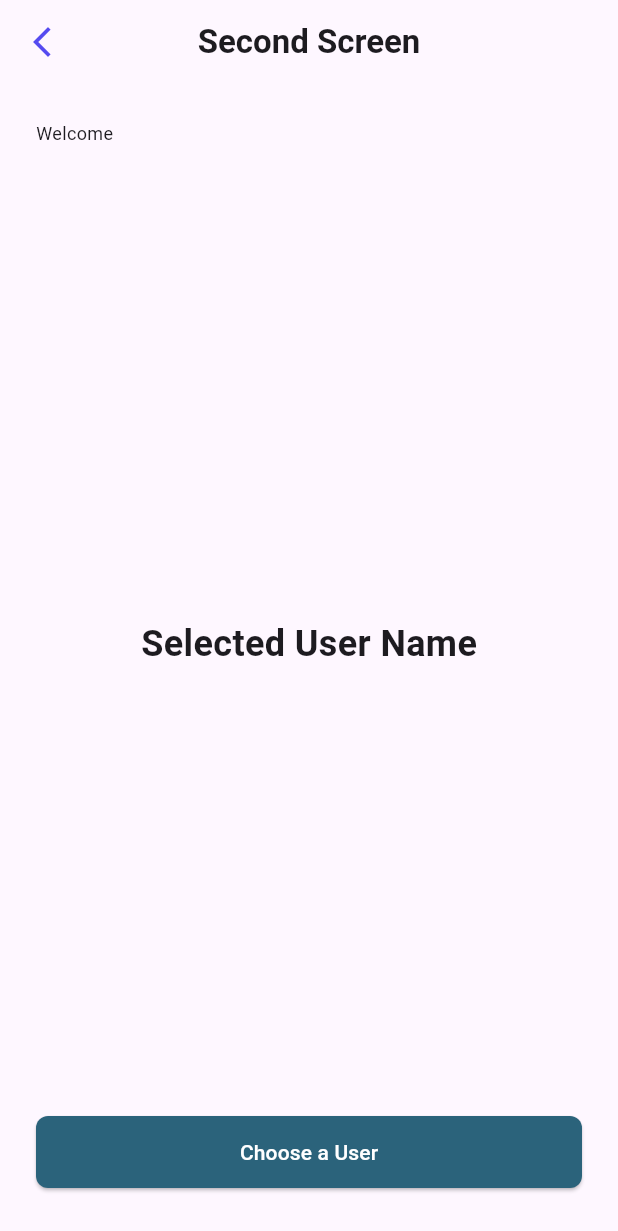
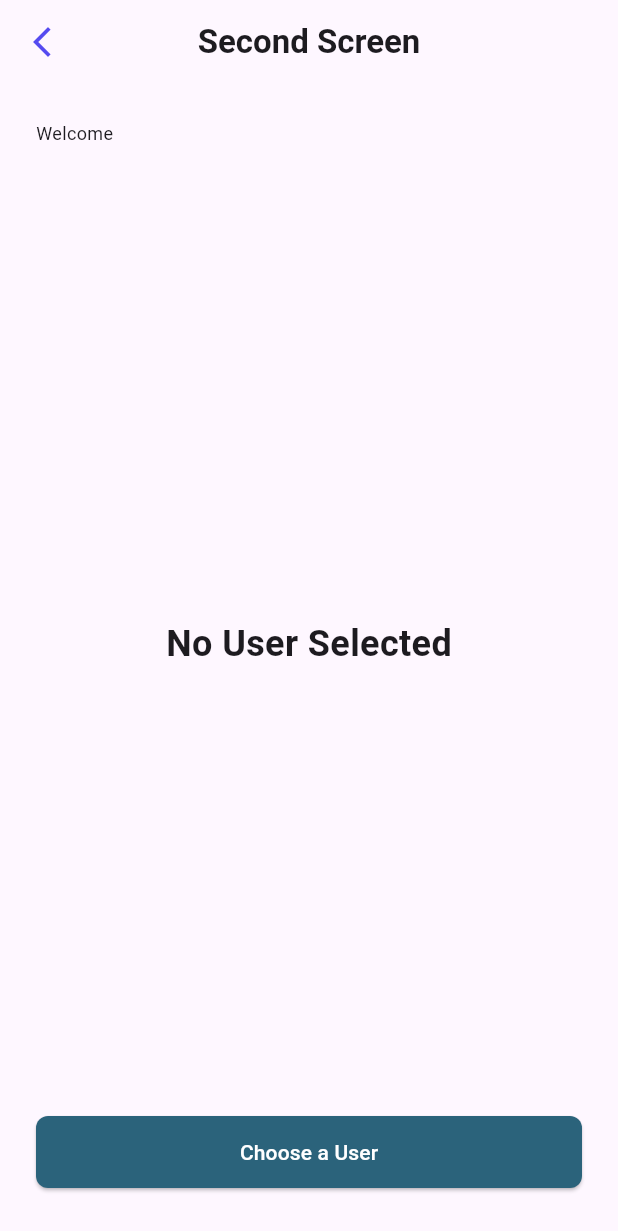
Before and after one commit to riVFerd/suitmedia-mobile-test, a Flutter app: the SecondScreen screen opened directly with empty values, on a phone screen of 412 x 824 dp. Shown: the top 1231 px of the screen. Run offline on Flutter 3.47's test engine with Material 3 defaults, Android fonts, the phone set to English and light mode, and no system bars; our stand-ins replace bloc, dio, flutter_bloc.

Commit message:
feat select and display user

```diff
--- /dev/null
+++ b/lib/logic/bloc/list_user_event.dart
@@ -0,0 +1,13 @@
+part of 'list_user_bloc.dart';
+
+@immutable
+abstract class ListUserEvent {}
+
+class FetchListUser extends ListUserEvent {
+  final int page;
+  final int pageSize;
+
+  FetchListUser(this.page, this.pageSize);
+}
+
+class ResetListUser extends ListUserEvent {}
--- /dev/null
+++ b/lib/logic/bloc/list_user_state.dart
@@ -0,0 +1,15 @@
+part of 'list_user_bloc.dart';
+
+@immutable
+abstract class ListUserState {}
+
+class ListUserInitial extends ListUserState {}
+
+class ListUserLoading extends ListUserState {}
+
+class ListUserLoaded extends ListUserState {
+  final List<User> users;
+  final bool hasReachedMax;
+
+  ListUserLoaded(this.users, this.hasReachedMax);
+}
--- /dev/null
+++ b/lib/logic/bloc/user_bloc.dart
@@ -0,0 +1,14 @@
+import 'package:bloc/bloc.dart';
+import 'package:flutter_suitmedia/logic/models/user.dart';
+import 'package:meta/meta.dart';
+
+part 'user_event.dart';
+part 'user_state.dart';
+
+class UserBloc extends Bloc<UserEvent, UserState> {
+  UserBloc() : super(UserInitial()) {
+    on<SelectUser>((event, emit) {
+      emit(UserLoaded(event.user));
+    });
+  }
+}
--- /dev/null
+++ b/lib/logic/bloc/user_event.dart
@@ -0,0 +1,10 @@
+part of 'user_bloc.dart';
+
+@immutable
+abstract class UserEvent {}
+
+class SelectUser extends UserEvent {
+  final User user;
+
+  SelectUser(this.user);
+}
--- /dev/null
+++ b/lib/logic/bloc/user_state.dart
@@ -0,0 +1,14 @@
+part of 'user_bloc.dart';
+
+@immutable
+abstract class UserState {}
+
+class UserInitial extends UserState {}
+
+class UserLoading extends UserState {}
+
+class UserLoaded extends UserState {
+  final User user;
+
+  UserLoaded(this.user);
+}
--- /dev/null
+++ b/lib/logic/models/user.dart
@@ -0,0 +1,53 @@
+import 'package:dio/dio.dart';
+
+class User {
+  final int id;
+  final String email;
+  final String firstName;
+  final String lastName;
+  final String avatar;
+  static final _dio = Dio(
+    BaseOptions(
+      baseUrl: 'https://reqres.in/api',
+    ),
+  );
+
+  User({
+    required this.id,
+    required this.email,
+    required this.firstName,
+    required this.lastName,
+    required this.avatar,
+  });
+
+  factory User.fromJson(Map<String, dynamic> json) {
+    return User(
+      id: json['id'],
+      email: json['email'],
+      firstName: json['first_name'],
+      lastName: json['last_name'],
+      avatar: json['avatar'],
+    );
+  }
+
+  Map<String, dynamic> toJson() {
+    return {
+      'id': id,
+      'email': email,
+      'first_name': firstName,
+      'last_name': lastName,
+      'avatar': avatar,
+    };
+  }
+
+  static Future<List<User>> getUsers(int page, int pageSize) async {
+    try {
+      final response = await _dio.get('/users?page=$page&per_page=$pageSize');
+      final data = response.data['data'] as List;
+      final users = data.map((e) => User.fromJson(e)).toList();
+      return users;
+    } on DioException {
+      rethrow;
+    }
+  }
+}
--- a/lib/presentation/screens/second_screen.dart
+++ b/lib/presentation/screens/second_screen.dart
@@ -1,21 +1,19 @@
 import 'package:flutter/material.dart';
+import 'package:flutter_bloc/flutter_bloc.dart';
+import 'package:flutter_suitmedia/logic/bloc/user_bloc.dart';
 import 'package:flutter_suitmedia/presentation/screens/third_screen.dart';
 import 'package:flutter_suitmedia/presentation/theme/theme_constants.dart';
+import 'package:flutter_suitmedia/presentation/widgets/app_bar.dart';
 import 'package:flutter_suitmedia/presentation/widgets/cutom_elevated_button.dart';
 
-class SecondScreen extends StatefulWidget {
+class SecondScreen extends StatelessWidget {
   final String name;
 
   const SecondScreen({super.key, required this.name});
 
   static const routeName = '/second-screen';
 
-  @override
-  State<SecondScreen> createState() => _SecondScreenState();
-}
-
-class _SecondScreenState extends State<SecondScreen> {
-  void _chooseUser() {
+  void _chooseUser(BuildContext context) {
     ScaffoldMessenger.of(context).clearSnackBars();
     Navigator.pushNamed(
       context,
@@ -26,20 +24,7 @@ class _SecondScreenState extends State<SecondScreen> {
   @override
   Widget build(BuildContext context) {
     return Scaffold(
-      appBar: AppBar(
-        centerTitle: true,
-        leading: IconButton(
-          onPressed: () => Navigator.pop(context),
-          icon: const Icon(
-            Icons.arrow_back_ios_new,
-            color: ThemeConstants.secondaryBlue,
-          ),
-        ),
-        title: const Text(
-          'Second Screen',
-          style: TextStyle(fontWeight: FontWeight.bold),
-        ),
-      ),
+      appBar: getStyledAppBar(context, 'Second Screen'),
       body: Padding(
         padding: ThemeConstants.screenPadding,
         child: Column(
@@ -57,7 +42,7 @@ class _SecondScreenState extends State<SecondScreen> {
                     ),
                   ),
                   Text(
-                    widget.name,
+                    name,
                     style: const TextStyle(
                       fontWeight: FontWeight.bold,
                       fontSize: 18,
@@ -66,16 +51,24 @@ class _SecondScreenState extends State<SecondScreen> {
                 ],
               ),
             ),
-            const Text(
-              'Selected User Name',
-              style: TextStyle(
-                fontWeight: FontWeight.bold,
-                fontSize: 24,
-              ),
+            BlocBuilder<UserBloc, UserState>(
+              builder: (context, state) {
+                String? username;
+                if (state is UserLoaded) {
+                  username = '${state.user.firstName} ${state.user.lastName}';
+                }
+                return Text(
+                  username ?? 'No User Selected',
+                  style: const TextStyle(
+                    fontWeight: FontWeight.bold,
+                    fontSize: 24,
+                  ),
+                );
+              },
             ),
             CustomElevatedButton(
               text: 'Choose a User',
-              onPressed: _chooseUser,
+              onPressed: () => _chooseUser(context),
             ),
           ],
         ),
--- /dev/null
+++ b/lib/presentation/widgets/app_bar.dart
@@ -0,0 +1,19 @@
+import 'package:flutter/material.dart';
+import 'package:flutter_suitmedia/presentation/theme/theme_constants.dart';
+
+AppBar getStyledAppBar(BuildContext context, String title) {
+  return AppBar(
+    centerTitle: true,
+    leading: IconButton(
+      onPressed: () => Navigator.pop(context),
+      icon: const Icon(
+        Icons.arrow_back_ios_new,
+        color: ThemeConstants.secondaryBlue,
+      ),
+    ),
+    title: Text(
+      title,
+      style: const TextStyle(fontWeight: FontWeight.bold),
+    ),
+  );
+}
--- a/pubspec.yaml
+++ b/pubspec.yaml
@@ -35,6 +35,8 @@ dependencies:
   # The following adds the Cupertino Icons font to your application.
   # Use with the CupertinoIcons class for iOS style icons.
   cupertino_icons: ^1.0.2
+  dio: ^5.4.0
+  flutter_bloc: ^8.1.3
 
 dev_dependencies:
   flutter_test:
```
Also changed, not shown: lib/logic/bloc/list_user_bloc.dart (added, +24 -0 lines), lib/main.dart (+15 -6 lines), lib/presentation/screens/third_screen.dart (+73 -1 lines), lib/presentation/widgets/user_card.dart (added, +30 -0 lines), pubspec.lock.
